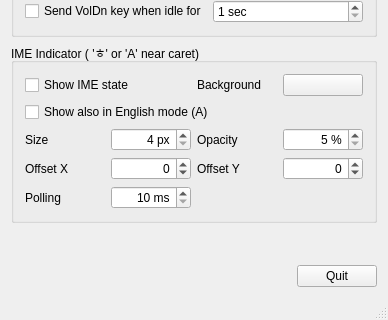
Old version of the form src/WinKeyUtil/WndMain.ui in the repository whpark/WinKeyUtil; both pictures show x 0 to 388 and y 396 to 716 of the 388 by 716 pixel window.
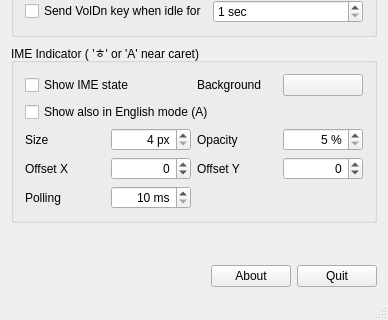
New version of the form. Icons and pictures are not drawn.

```diff
--- a/src/WinKeyUtil/WndMain.ui
+++ b/src/WinKeyUtil/WndMain.ui
@@ -389,6 +389,13 @@
         </property>
        </spacer>
       </item>
+      <item>
+       <widget class="QPushButton" name="btnAbout">
+        <property name="text">
+         <string>About</string>
+        </property>
+       </widget>
+      </item>
       <item>
        <widget class="QPushButton" name="btnQuit">
         <property name="text">
```
Left out of the diff: 1 changed line with no effect on the pictures.
